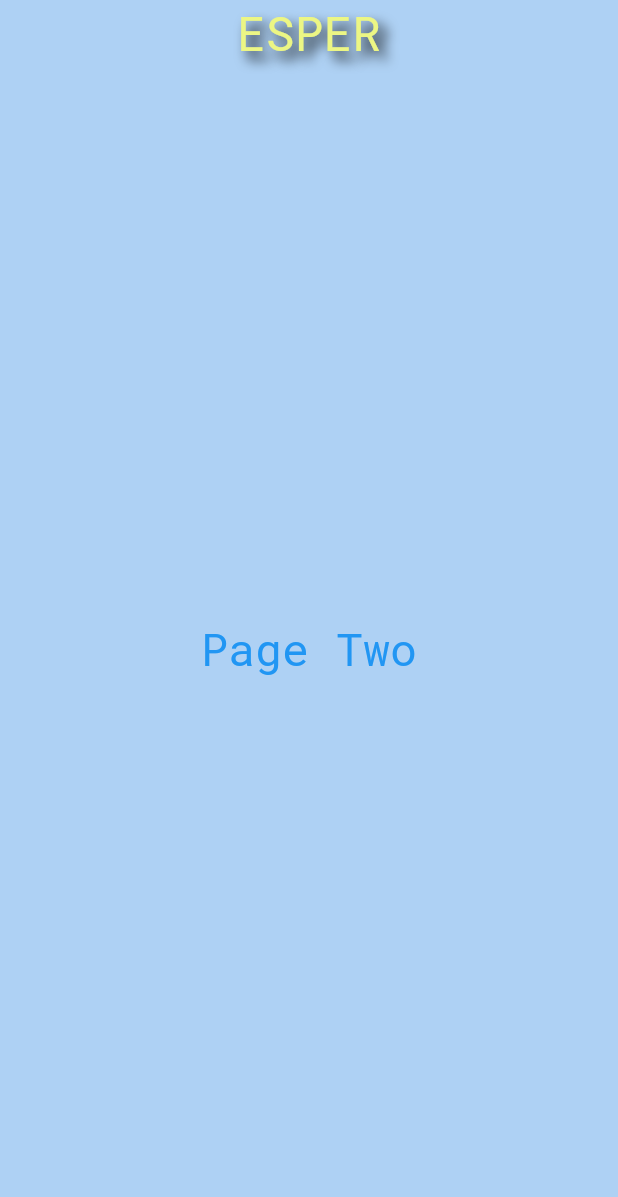
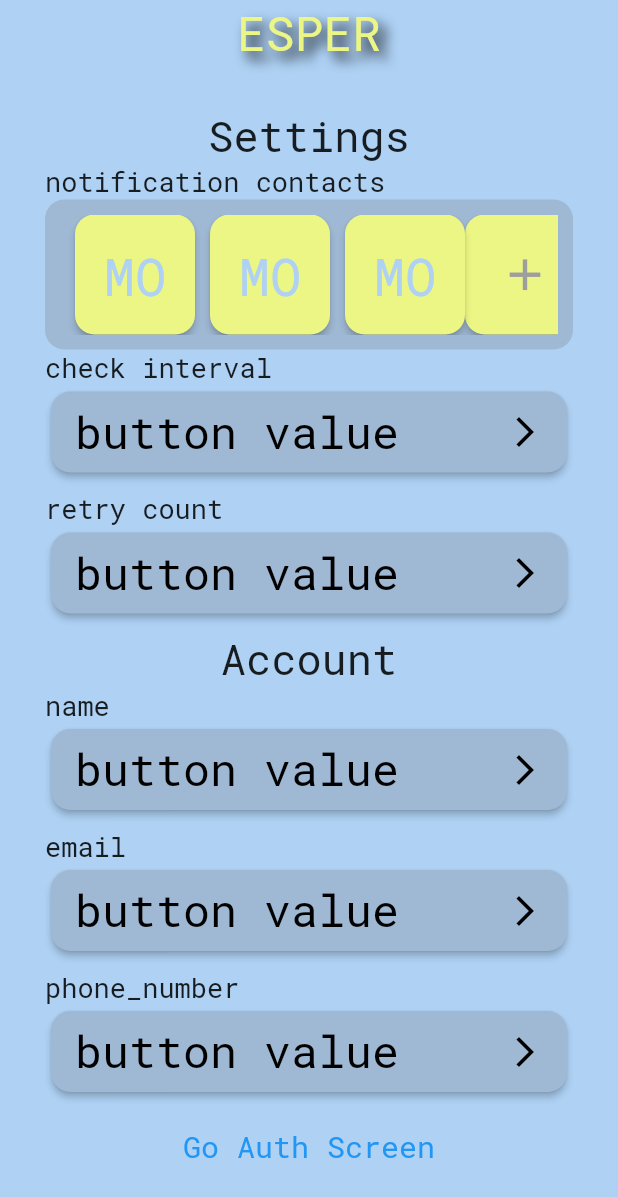
Before and after one commit to gyvm/esper, a Flutter app: the HomeScreen screen opened by its route, swiped to page 2, on a phone screen of 412 x 824 dp. Shown: the top 1197 px of the screen. Run offline on Flutter 3.47's test engine with Material 2 defaults, Android fonts, the phone set to English and light mode, and no system bars.

Commit message:
add page two

```diff
--- /dev/null
+++ b/lib/common/default_button.dart
@@ -0,0 +1,58 @@
+import 'package:esper_prod/common/hexcolor.dart';
+import 'package:flutter/material.dart';
+
+import '../common/hexcolor.dart';
+// import 'package:provider/provider.dart';
+
+class DefaultButton extends StatelessWidget {
+  const DefaultButton({
+    Key key,
+    // @required this.mapKey,
+    // @required this.press,
+  }) : super(key: key);
+
+  // final String mapKey;
+  // final Function press;
+
+  @override
+  Widget build(BuildContext context) {
+    var text = "button value";
+    // if (mapKey != null) {
+    //   text = Provider.of<UserDataModel>(context).config[mapKey].toString();
+    // }
+
+    return SizedBox(
+      width: double.infinity,
+      height: 70,
+      child: Padding(
+        // padding: const EdgeInsets.all(4.0),
+        padding: const EdgeInsets.fromLTRB(4, 4, 4, 12),
+        child: ElevatedButton(
+          style: ElevatedButton.styleFrom(
+            primary: HexColor('9FB8D3'),
+            onPrimary: Colors.black,
+            shape: RoundedRectangleBorder(
+              borderRadius: BorderRadius.circular(13),
+            ),
+          ),
+          onPressed: () {},
+          child: Row(
+            mainAxisAlignment: MainAxisAlignment.spaceBetween,
+            children: [
+              Text(
+                text,
+                textAlign: TextAlign.left,
+                style: TextStyle(
+                  fontSize: 30,
+                ),
+              ),
+              Icon(
+                Icons.arrow_forward_ios,
+              ),
+            ],
+          ),
+        ),
+      ),
+    );
+  }
+}
--- /dev/null
+++ b/lib/widgets/contacts_card.dart
@@ -0,0 +1,99 @@
+import 'package:flutter/material.dart';
+
+import '../common/hexcolor.dart';
+
+class ContactsCard extends StatelessWidget {
+  @override
+  Widget build(BuildContext context) {
+    return Container(
+      // padding: EdgeInsets.fromLTRB(20, 10, 20, 10),
+      padding: EdgeInsets.all(10),
+      constraints: BoxConstraints.tightFor(height: 100),
+      width: double.infinity,
+      decoration: BoxDecoration(
+        borderRadius: BorderRadius.circular(13),
+        color: HexColor('9FB8D3'),
+      ),
+
+      child: SizedBox(
+        child: CustomScrollView(
+          scrollDirection: Axis.horizontal,
+          slivers: [
+            SliverList(
+              delegate: SliverChildBuilderDelegate(
+                (BuildContext context, int index) {
+                  return Column(
+                    children: [
+                      Padding(
+                        padding: EdgeInsets.only(left: 10),
+                        child: SizedBox(
+                          height: 80,
+                          width: 80,
+                          child: ElevatedButton(
+                            style: ElevatedButton.styleFrom(
+                              primary: HexColor('ECF684'),
+                              shape: RoundedRectangleBorder(
+                                borderRadius: BorderRadius.circular(13),
+                              ),
+                            ),
+                            onPressed: () {},
+                            child: Center(
+                                child: Text(
+                              'MO',
+                              style: TextStyle(
+                                color: HexColor('AED1F4'),
+                                fontSize: 35,
+                              ),
+                            )),
+                          ),
+                        ),
+                      ),
+                      //           SettingButton(
+                      //             mapKey: args[index].toString(),
+                      //             press: () {},
+                      //           ),
+                    ],
+                  );
+                },
+                //     childCount: args.length,
+                childCount: 3,
+              ),
+            ),
+            SliverList(
+              delegate: SliverChildBuilderDelegate(
+                (BuildContext context, int index) {
+                  return Column(
+                    children: [
+                      SizedBox(
+                        height: 80,
+                        width: 80,
+                        child: ElevatedButton(
+                          style: ElevatedButton.styleFrom(
+                            primary: HexColor('ECF684'),
+                            shape: RoundedRectangleBorder(
+                              borderRadius: BorderRadius.circular(13),
+                            ),
+                          ),
+                          onPressed: () {},
+                          child: Center(
+                            child: Icon(
+                              Icons.add,
+                              color: Colors.grey,
+                              size: 35,
+                            ),
+                          ),
+                        ),
+                      ),
+                    ],
+                  );
+                },
+                childCount: 1,
+              ),
+            ),
+          ],
+        ),
+      ),
+      // ),
+    );
+  }
+}
--- a/lib/widgets/events.dart
+++ b/lib/widgets/events.dart
@@ -23,8 +23,8 @@
             padding: EdgeInsets.all(10),
             constraints: BoxConstraints(minHeight: 100.0),
             decoration: BoxDecoration(
-              borderRadius: BorderRadius.circular(25),
-              color: HexColor('D9D9D9'),
+              borderRadius: BorderRadius.circular(13),
+              color: HexColor('9FB8D3'),
             ),
             child: ListView.builder(
               shrinkWrap: true,
--- a/lib/widgets/page_two.dart
+++ b/lib/widgets/page_two.dart
@@ -1,8 +1,90 @@
 import 'package:flutter/material.dart';
+
+import './contacts_card.dart';
+
+import '../common/h1text.dart';
+import '../common/h2text.dart';
+import '../common/default_button.dart';
 
 class PageTwo extends StatelessWidget {
   @override
   Widget build(BuildContext context) {
+    return Padding(
+      padding: const EdgeInsets.all(15.0),
+      child: CustomScrollView(
+        slivers: [
+          SliverList(
+            delegate: SliverChildBuilderDelegate(
+              (BuildContext context, int index) {
+                return Column(
+                  children: [
+                    _settings(),
+                    _accountSetting(),
+                    _goAuth(context),
+                  ],
+                );
+              },
+              childCount: 1,
+            ),
+          ),
+        ],
+      ),
+    );
+  }
+
+  Widget _settings() {
+    return Container(
+      child: Column(
+        children: [
+          H1Text(text: "Settings"),
+          H2Text(text: "notification contacts"),
+          ContactsCard(),
+          H2Text(text: "check interval"),
+          DefaultButton(
+              //   mapKey: "check_interval",
+              //   press: () {
+              //     Navigator.of(context).pushNamed(
+              //       '/setting_selection_screen',
+              //       arguments: userDataModel.checkInterval,
+              //     );
+              //   },
+              ),
+          H2Text(text: "retry count"),
+          DefaultButton(
+              // mapKey: "Buttons",
+              // press: null,
+              ),
+        ],
+      ),
+    );
+  }
+
+  Widget _accountSetting() {
+    return Container(
+      child: Column(
+        children: [
+          H1Text(text: "Account"),
+          H2Text(text: "name"),
+          DefaultButton(
+              // mapKey: "Buttons",
+              // press: null,
+              ),
+          H2Text(text: "email"),
+          DefaultButton(
+              // mapKey: "Buttons",
+              // press: null,
+              ),
+          H2Text(text: "phone_number"),
+          DefaultButton(
+              // mapKey: "Buttons",
+              // press: null,
+              ),
+        ],
+      ),
+    );
+  }
+
+  Widget _goAuth(BuildContext context) {
     return Container(
       child: TextButton(
         onPressed: () {
@@ -12,9 +94,9 @@
           );
         },
         child: Text(
-          'Page Two',
+          'Go Auth Screen',
           style: TextStyle(
-            fontSize: 30,
+            fontSize: 20,
           ),
         ),
       ),
```
